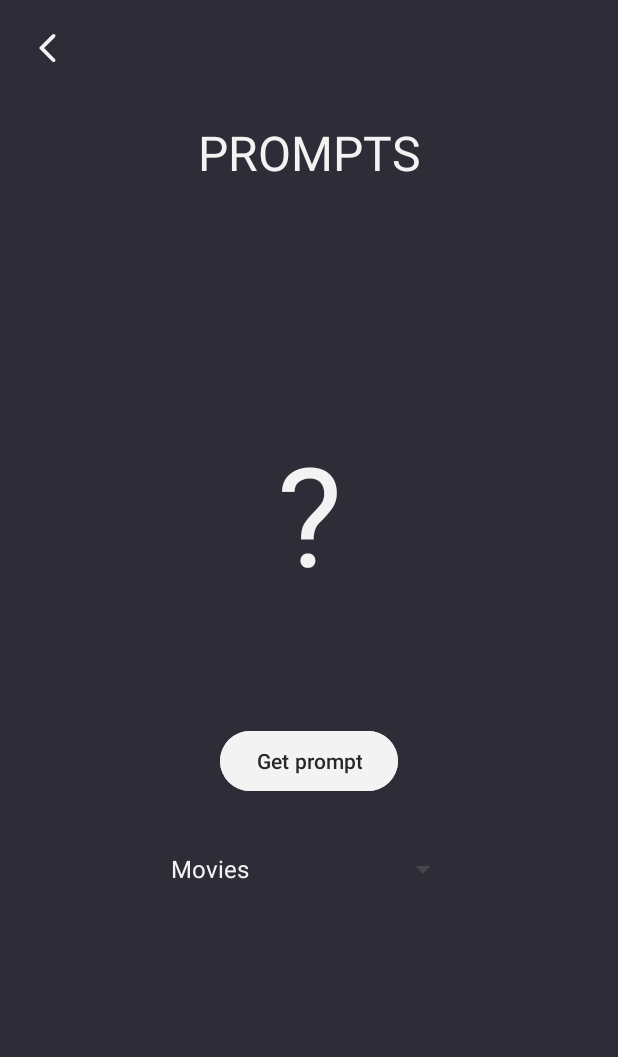
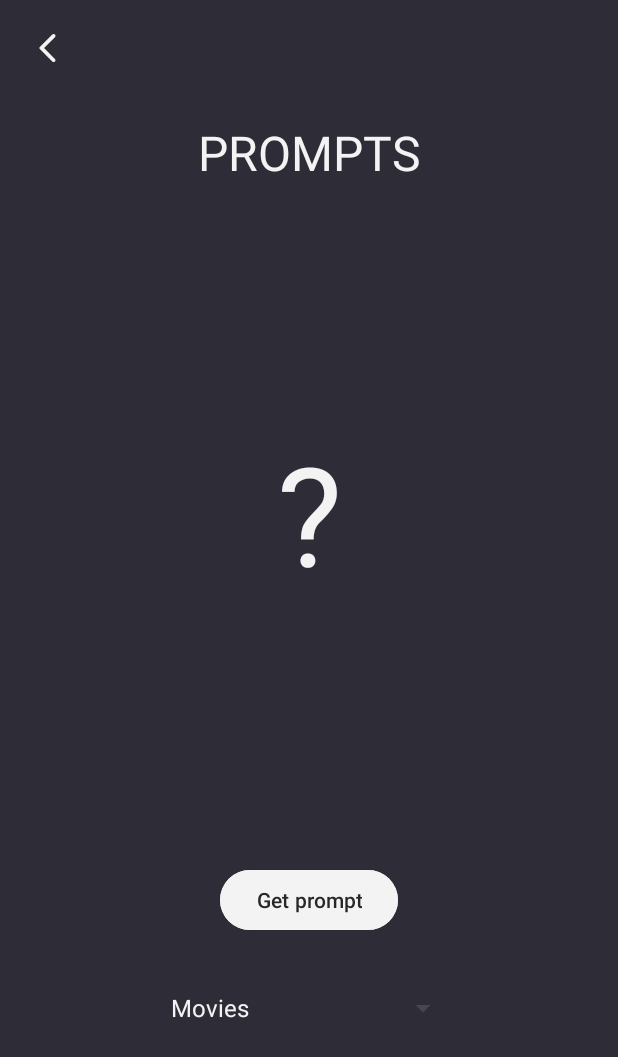
Before and after one commit to CieloBW/parcial-1-am-acn4a-batkis-bussetti, an Android app: the PromptsActivity screen opened directly, with no data from a screen before it, after a tap on "Get prompt", on a phone screen of 412 x 824 dp. Shown: the top 1057 px of the screen. Run offline under Robolectric (Android 15) with nearby library versions, the phone set to English and light mode, and no system bars; network calls fail; Roboto replaces fonts that are not available here.

Commit message:
feat: finished Prompts Activity

```diff
--- a/app/src/main/java/com/example/play_companion/GetPrompts.java
+++ b/app/src/main/java/com/example/play_companion/GetPrompts.java
@@ -1,33 +1,42 @@
 package com.example.play_companion;
 
-import android.content.Intent;
 import android.os.AsyncTask;
-import android.util.Log;
-
+import org.json.JSONException;
+import org.json.JSONObject;
 import java.io.IOException;
-
 import okhttp3.OkHttpClient;
 import okhttp3.Request;
 import okhttp3.Response;
 
 public class GetPrompts extends AsyncTask<String, Integer, String> {
 
+    public interface AsyncResponse {
+        void processFinish(String result);
+    }
+
+    public AsyncResponse delegate = null;
+
     @Override
     protected String doInBackground(String... strings) {
         String url = strings[0];
-        String response = "";
+        String response;
+        String prompt = "";
         try {
             response = run(url);
-        } catch (IOException e) {
+            JSONObject promptJson = new JSONObject(response);
+            prompt = (String) promptJson.get("randomValue");
+        } catch (IOException | JSONException e) {
             throw new RuntimeException(e);
         }
-        return response;
+        return prompt;
     }
 
     @Override
     protected void onPostExecute(String s) {
         super.onPostExecute(s);
-        Log.i("probando_url", s);
+        if (delegate != null) {
+            delegate.processFinish(s);
+        }
     }
 
     OkHttpClient client = new OkHttpClient();
--- a/app/src/main/java/com/example/play_companion/PromptsActivity.java
+++ b/app/src/main/java/com/example/play_companion/PromptsActivity.java
@@ -3,11 +3,9 @@ package com.example.play_companion;
 import androidx.appcompat.app.AppCompatActivity;
 import android.content.Intent;
 import android.net.ConnectivityManager;
-import android.net.Network;
 import android.net.NetworkInfo;
 import android.os.Bundle;
-import android.os.Handler;
-import android.util.Log;
+import android.util.TypedValue;
 import android.view.View;
 import android.view.animation.Animation;
 import android.view.animation.AnimationUtils;
@@ -17,7 +15,7 @@ import android.widget.Spinner;
 import android.widget.TextView;
 import android.view.ViewGroup;
 
-public class PromptsActivity extends AppCompatActivity {
+public class PromptsActivity extends AppCompatActivity implements GetPrompts.AsyncResponse {
 
     Button rollButton;
     Spinner pcSpinner;
@@ -41,8 +39,7 @@ public class PromptsActivity extends AppCompatActivity {
             public View getView(int position, View convertView, ViewGroup parent) {
                 View view = super.getView(position, convertView, parent);
                 TextView text = (TextView) view.findViewById(android.R.id.text1);
-                // Change the text color here
-                text.setTextColor(getResources().getColor(R.color.pc_white)); // Replace with your desired text color
+                text.setTextColor(getResources().getColor(R.color.pc_white));
                 return view;
             }
         };
@@ -63,31 +60,31 @@ public class PromptsActivity extends AppCompatActivity {
         ConnectivityManager connectivityManager = (ConnectivityManager) getSystemService(CONNECTIVITY_SERVICE);
         NetworkInfo networkInfo = connectivityManager.getActiveNetworkInfo();
 
-        if (networkInfo != null && networkInfo.isConnected()) {
-            Log.d("TAG", "Has internet");
-        } else {
-            Log.d("TAG", "No internet");
+        if (networkInfo == null || !networkInfo.isConnected()) {
             Intent intent = new Intent(this, MainActivity.class);
             startActivity(intent);
         }
     }
 
     private void getPrompt(String cat) {
+        int diceSize = getResources().getDimensionPixelSize(R.dimen.pc_dice_size);
+        promptText.setTextSize(TypedValue.COMPLEX_UNIT_PX, diceSize);
+        promptText.setText(R.string.pc_question);
+
         GetPrompts getPrompts = new GetPrompts();
+        getPrompts.delegate = this;
         getPrompts.execute("https://playcompanion.juanbatkis.repl.co/get-prompt?cat=" + cat);
 
-        //int i = random.nextInt(diceSelected)+1;
+        Animation rotate = AnimationUtils.loadAnimation(this, R.anim.pc_rotate_infinite);
+        promptText.startAnimation(rotate);
+    }
 
-        Animation rotate = AnimationUtils.loadAnimation(this, R.anim.pc_rotate);
-
-        promptText.startAnimation(rotate);
-
-        /*new Handler().postDelayed(new Runnable() {
-            @Override
-            public void run() {
-                diceNumber.setText(String.valueOf(i));
-            }
-        }, 500);*/
+    @Override
+    public void processFinish(String result) {
+        int titleSize = getResources().getDimensionPixelSize(R.dimen.pc_title_size);
+        promptText.setTextSize(TypedValue.COMPLEX_UNIT_PX, titleSize);
+        promptText.setText(result);
+        promptText.clearAnimation();
     }
 
     public void returnMain(View view) {
--- /dev/null
+++ b/app/src/main/res/anim/pc_rotate_infinite.xml
@@ -0,0 +1,11 @@
+<?xml version="1.0" encoding="utf-8"?>
+<set xmlns:android="http://schemas.android.com/apk/res/android">
+    <rotate
+        android:fromDegrees="0"
+        android:toDegrees="360"
+        android:pivotX="50%"
+        android:pivotY="50%"
+        android:duration="500"
+        android:repeatCount="infinite"
+        android:repeatMode="restart" />
+</set>
--- a/app/src/main/res/layout/activity_prompts.xml
+++ b/app/src/main/res/layout/activity_prompts.xml
@@ -26,8 +26,8 @@
         android:layout_width="wrap_content"
         android:layout_height="wrap_content"
         android:fontFamily="@font/roboto_black_italic"
-        android:text="?"
-        android:textAllCaps="true"
+        android:text="@string/pc_question"
+        android:textAlignment="center"
         android:textColor="@color/pc_white"
         android:textSize="@dimen/pc_dice_size"
         app:layout_constraintBottom_toBottomOf="parent"
@@ -41,13 +41,13 @@
         android:id="@+id/pc_roll_button"
         android:layout_width="wrap_content"
         android:layout_height="wrap_content"
-        android:layout_marginTop="80dp"
+        android:layout_marginBottom="200dp"
         android:backgroundTint="@color/pc_white"
-        android:text="Get prompt"
+        android:text="@string/pc_btn_prompt"
         android:textColor="@color/pc_black"
+        app:layout_constraintBottom_toBottomOf="parent"
         app:layout_constraintEnd_toEndOf="parent"
         app:layout_constraintStart_toStartOf="parent"
-        app:layout_constraintTop_toBottomOf="@+id/pc_prompt_text"
         tools:cornerRadius="@dimen/pc_radius" />
 
     <ImageButton
@@ -57,6 +57,7 @@
         android:layout_marginStart="20dp"
         android:layout_marginTop="20dp"
         android:background="@color/pc_transparent"
+        android:contentDescription="@string/pc_return"
         android:onClick="returnMain"
         app:layout_constraintStart_toStartOf="parent"
         app:layout_constraintTop_toTopOf="parent"
--- a/app/src/main/res/values/strings.xml
+++ b/app/src/main/res/values/strings.xml
@@ -22,4 +22,7 @@
     <string name="pc_image_coin_flip">image coin flip</string>
     <string name="pc_image_scattergories">image scattergories</string>
     <string name="pc_image_hourglass">image hourglass</string>
+    <string name="pc_question">\?</string>
+    <string name="pc_btn_prompt">Get prompt</string>
+    <string name="pc_return">return</string>
 </resources>
```
Also changed, not shown: app/src/main/java/com/example/play_companion/DiceActivity.java (+0 -9 lines), app/src/main/java/com/example/play_companion/MainActivity.java (+21 -2 lines).
